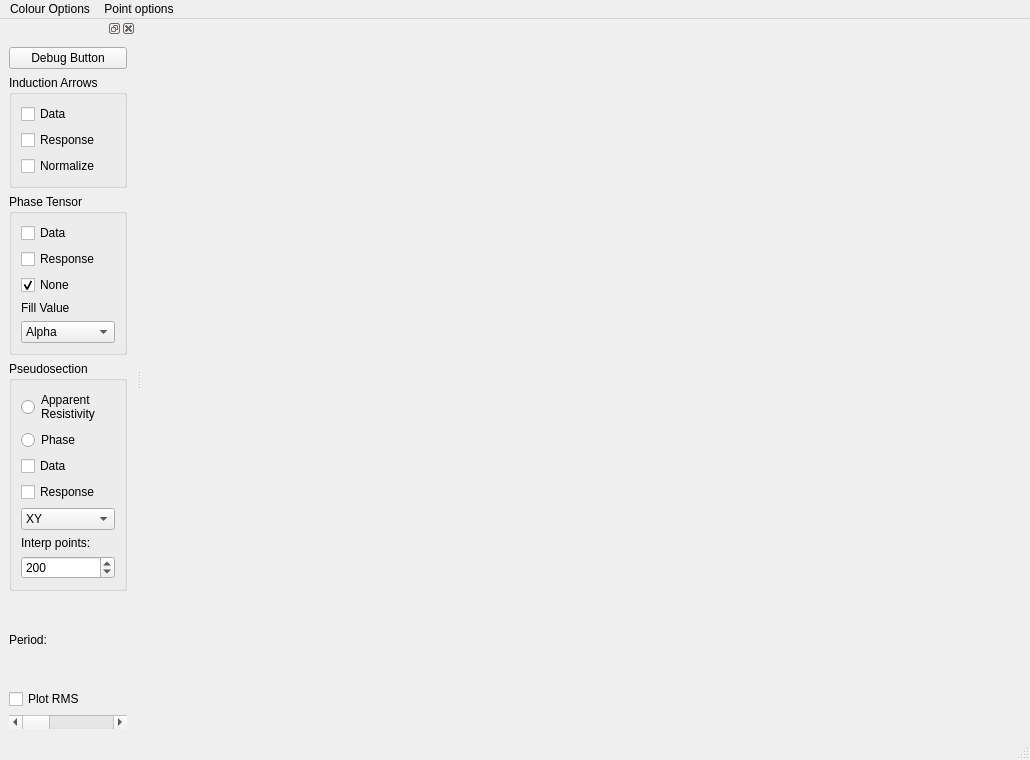
This is pyMT/DataGUI/map_viewer.ui in eroots/pyMT as Qt 5 draws it before an edit. The edited form follows.
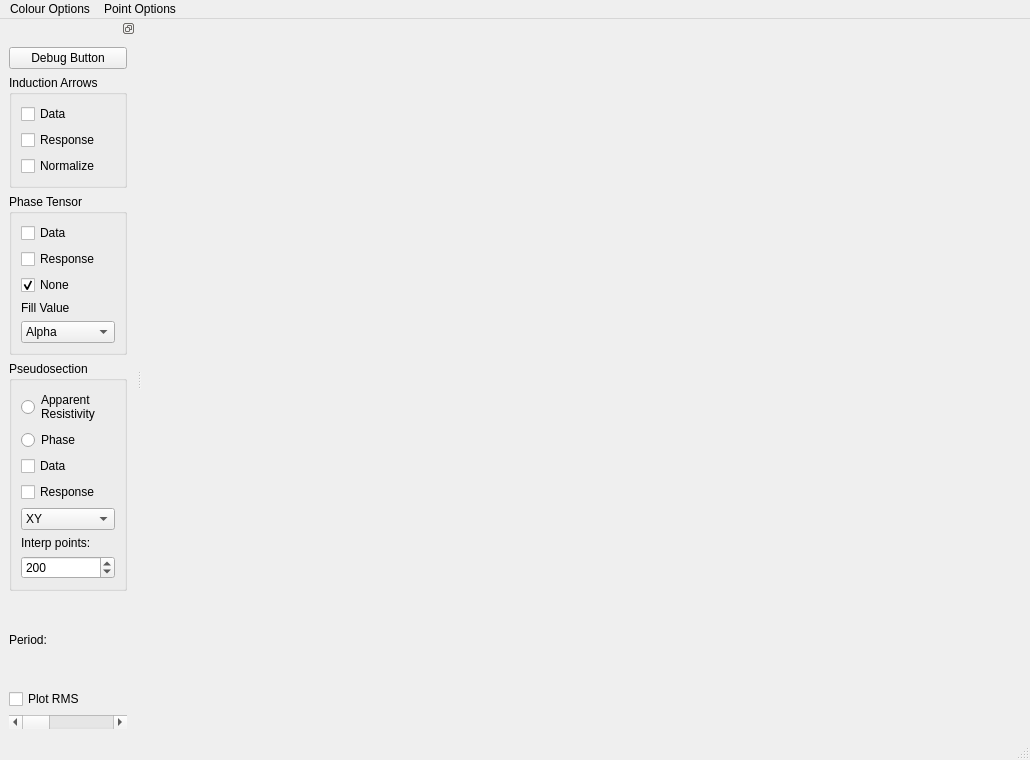
This is the edited form.

Diff of the .ui file:
```diff
--- a/pyMT/DataGUI/map_viewer.ui
+++ b/pyMT/DataGUI/map_viewer.ui
@@ -75,7 +75,7 @@
    </widget>
    <widget class="QMenu" name="menuPoint_options">
     <property name="title">
-     <string>Point options</string>
+     <string>Point Options</string>
     </property>
     <widget class="QMenu" name="menuMarker">
      <property name="title">
@@ -122,6 +122,9 @@
   </widget>
   <widget class="QStatusBar" name="statusbar"/>
   <widget class="QDockWidget" name="dockWidget">
+   <property name="features">
+    <set>QDockWidget::DockWidgetFloatable|QDockWidget::DockWidgetMovable</set>
+   </property>
    <attribute name="dockWidgetArea">
     <number>1</number>
    </attribute>
```
Left out of the diff: 20 changed lines with no effect on the pictures.
